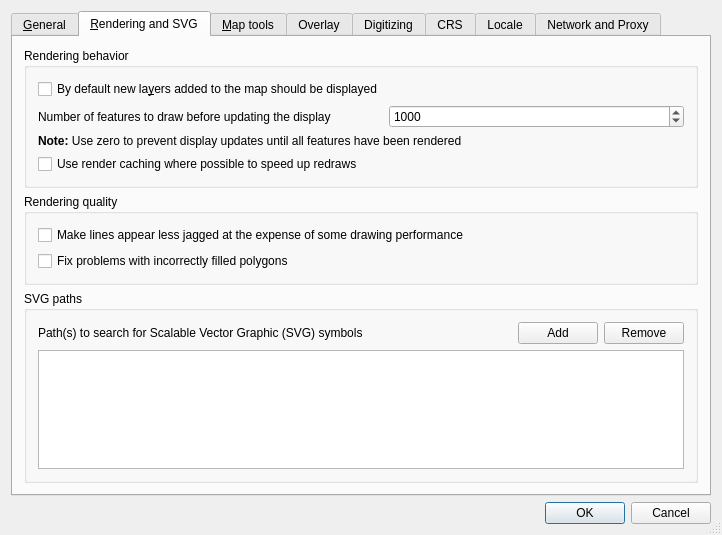
sourcepole/qgis, file qgis/src/ui/qgsoptionsbase.ui: the form before one commit.
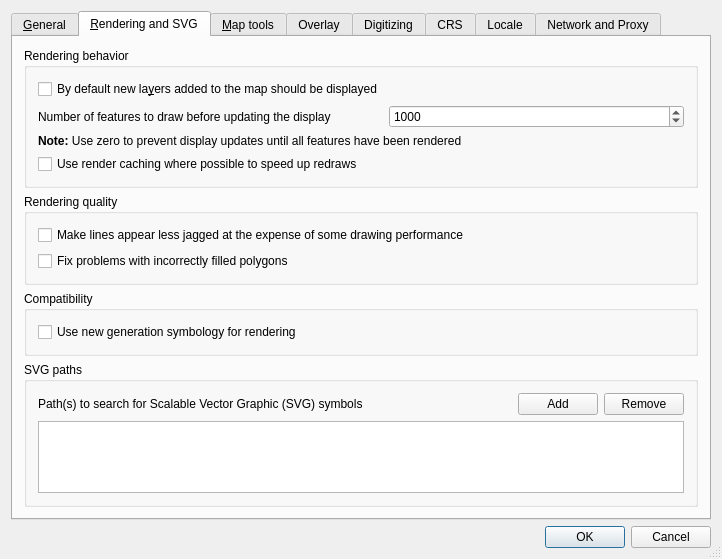
The form after the commit. The open tabs and pages were chosen to show the change. Custom widgets are drawn as their Qt base class.

Commit message: Symbology-NG branch merged to trunk. This includes also work on labeling done during my GSoC'09.

```diff
--- a/qgis/src/ui/qgsoptionsbase.ui
+++ b/qgis/src/ui/qgsoptionsbase.ui
@@ -321,7 +321,7 @@
          </layout>
         </widget>
        </item>
-       <item row="2" column="0">
+       <item row="3" column="0">
         <widget class="QGroupBox" name="groupBox_2">
          <property name="title">
           <string>SVG paths</string>
@@ -367,6 +367,22 @@
          </layout>
         </widget>
        </item>
+       <item row="2" column="0">
+        <widget class="QGroupBox" name="groupBox_2">
+         <property name="title">
+          <string>Compatibility</string>
+         </property>
+         <layout class="QVBoxLayout" name="verticalLayout">
+          <item>
+           <widget class="QCheckBox" name="chkUseSymbologyNG">
+            <property name="text">
+             <string>Use new generation symbology for rendering</string>
+            </property>
+           </widget>
+          </item>
+         </layout>
+        </widget>
+       </item>
       </layout>
      </widget>
      <widget class="QWidget" name="tabMap">
```
The commit also changes 164 other files.
